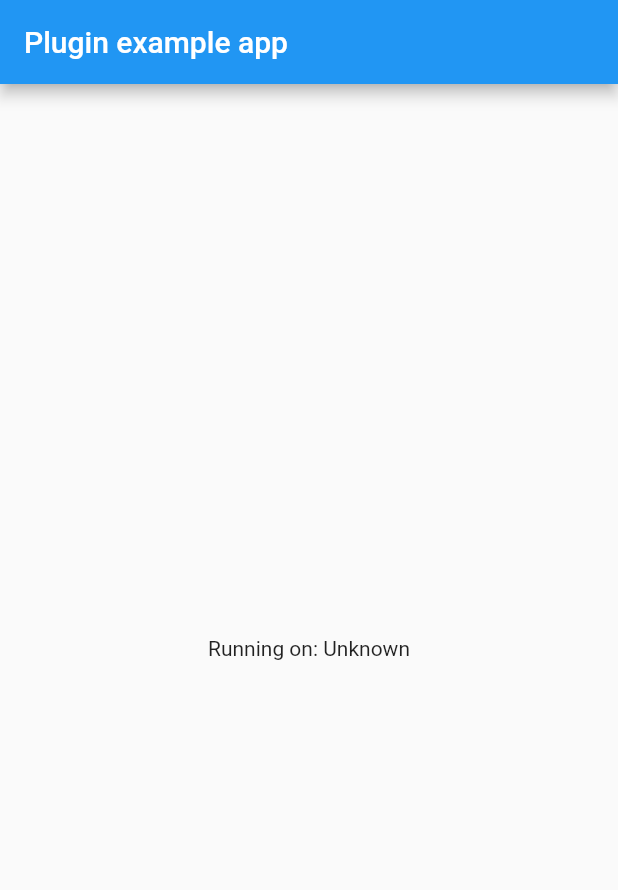
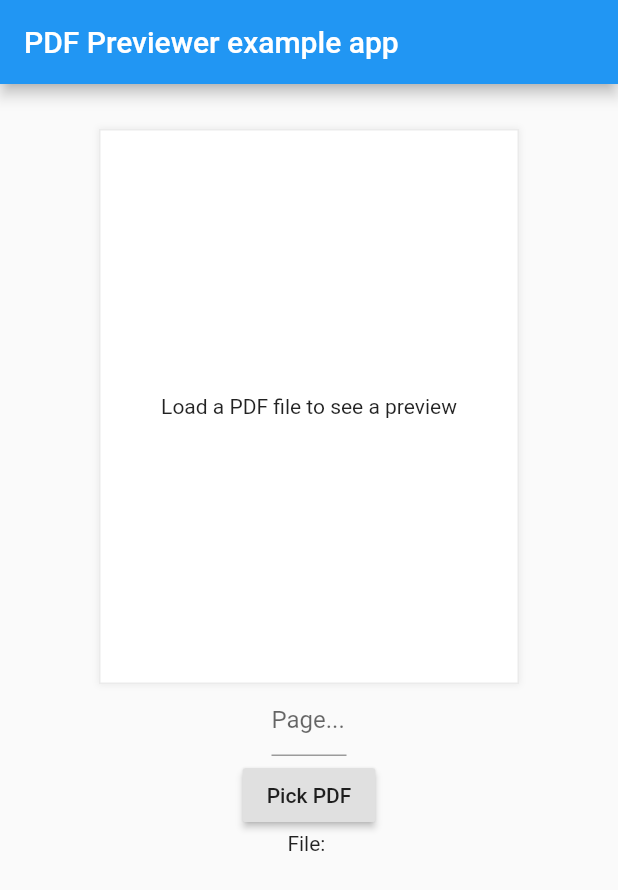
Before and after one commit to miguelpruivo/flutter_pdf_previewer, a Flutter app: the screen it shows after launch, on a phone screen of 412 x 824 dp. Shown: the top 890 px of the screen. Run offline on Flutter 3.47's test engine with Material 2 defaults, Android fonts, the phone set to English and light mode, and no system bars; our stand-ins replace file_picker.

Commit message:
adds example

```diff
--- a/example/lib/main.dart
+++ b/example/lib/main.dart
@@ -2,7 +2,9 @@ import 'package:flutter/material.dart';
 import 'dart:async';
 
 import 'package:flutter/services.dart';
+import 'package:file_picker/file_picker.dart';
 import 'package:pdf_previewer/pdf_previewer.dart';
+import 'package:pdf_previewer_example/template_page_widget.dart';
 
 void main() => runApp(new MyApp());
 
@@ -12,7 +14,10 @@ class MyApp extends StatefulWidget {
 }
 
 class _MyAppState extends State<MyApp> {
-  String _platformVersion = 'Unknown';
+  String _pdfPath = '';
+  String _previewPath;
+  bool _isLoading = false;
+  int _pageNumber = 1;
 
   @override
   void initState() {
@@ -30,15 +35,65 @@ class _MyAppState extends State<MyApp> {
     setState(() {});
   }
 
+  void _pickPDF() async {
+    try {
+      _pdfPath = await FilePicker.getFilePath(type: FileType.PDF);
+      setState(() {});
+      if (_pdfPath == '') {
+        return;
+      }
+      print("File path: " + _pdfPath);
+      setState(() {
+        _isLoading = true;
+      });
+    } on PlatformException catch (e) {
+      print("Error while picking the file: " + e.toString());
+    }
+
+    _previewPath = await PdfPreviewer.getPagePreview(filePath: _pdfPath, pageNumber: _pageNumber);
+    setState(() {
+      _isLoading = false;
+    });
+  }
+
   @override
   Widget build(BuildContext context) {
     return new MaterialApp(
       home: new Scaffold(
         appBar: new AppBar(
-          title: const Text('Plugin example app'),
+          title: const Text('PDF Previewer example app'),
         ),
-        body: new Center(
-          child: new Text('Running on: $_platformVersion\n'),
+        body: new SingleChildScrollView(
+          child: new Padding(
+            padding: const EdgeInsets.all(30.0),
+            child: Center(
+              child: new Column(
+                crossAxisAlignment: CrossAxisAlignment.center,
+                children: <Widget>[
+                  new TemplatePageWidget(
+                    height: 370.0,
+                    isLoading: _isLoading,
+                    width: 280.0,
+                    previewPath: _previewPath,
+                  ),
+                  new SizedBox(
+                    height: 50.0,
+                    width: 50.0,
+                    child: new TextField(
+                      decoration: InputDecoration(hintText: 'Page...'),
+                      onSubmitted: (value) => _pageNumber = int.parse(value),
+                      keyboardType: TextInputType.number,
+                    ),
+                  ),
+                  new RaisedButton(
+                    child: Text('Pick PDF'),
+                    onPressed: _pickPDF,
+                  ),
+                  Text('File: ' + _pdfPath.split('/').last),
+                ],
+              ),
+            ),
+          ),
         ),
       ),
     );
--- /dev/null
+++ b/example/lib/template_page_widget.dart
@@ -0,0 +1,45 @@
+import 'package:flutter/material.dart';
+import 'package:pdf_previewer_example/pdf_page_preview.dart';
+
+/// Displays an empty container that will represent a document page template with a fixed [width] and [height]
+/// where the user will use to pick a coordenate.
+/// [widgetWidth] should be called along with the [widgetHeight] in order to make the aspect ratio fit
+class TemplatePageWidget extends StatefulWidget {
+  final double width;
+  final double height;
+  final bool isLoading;
+  final String previewPath;
+
+  TemplatePageWidget({@required this.width, @required this.height, this.isLoading, this.previewPath})
+      : assert(width > 0.0 && height > 0.0);
+  TemplatePageState createState() => new TemplatePageState();
+}
+
+class TemplatePageState extends State<TemplatePageWidget> {
+  @override
+  Widget build(BuildContext context) {
+    return new Container(
+      child: new Center(
+        child: widget.previewPath != null
+            ? new PdfPagePreview(
+                imgPath: widget.previewPath,
+              )
+            : widget.isLoading
+                ? new CircularProgressIndicator(
+                    strokeWidth: 2.0,
+                    value: null,
+                    valueColor: AlwaysStoppedAnimation<Color>(Colors.black),
+                  )
+                : new Text('Load a PDF file to see a preview'),
+      ),
+      height: widget.height,
+      width: widget.width,
+      decoration: new BoxDecoration(
+        color: Colors.white,
+        boxShadow: [BoxShadow(spreadRadius: 1.0, color: Color(0xffebebeb), blurRadius: 3.0)],
+        border: Border.all(width: 1.0, color: Color(0xffebebeb)),
+        shape: BoxShape.rectangle,
+      ),
+    );
+  }
+}
--- a/example/pubspec.yaml
+++ b/example/pubspec.yaml
@@ -26,6 +26,7 @@ dev_dependencies:
 
   pdf_previewer:
     path: ../
+  file_picker: "^0.1.3"
 
 # For information on the generic Dart part of this file, see the
 # following page: https://www.dartlang.org/tools/pub/pubspec
```
Also changed, not shown: example/lib/pdf_page_preview.dart (added, +55 -0 lines), 4 other files.
